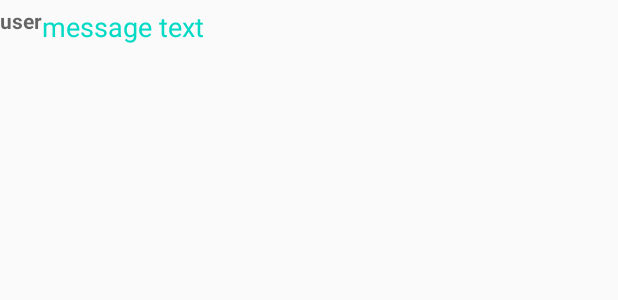
After one commit to ricardo-alonzo-ugalde-EE/Lab8, an Android app: the layout message.xml on its own in the app's theme, with its tools: preview values and no code run, on a phone screen of 412 x 824 dp. The commit adds this screen. Shown: the top 300 px of the screen. Run offline under Robolectric (Android 15) with nearby library versions, the phone set to English and light mode, and no system bars.

Commit message:
message system buggy but functional. users not showing up.

```diff
--- a/app/build.gradle
+++ b/app/build.gradle
@@ -62,4 +62,6 @@ dependencies {
     testImplementation 'junit:junit:4.12'
     androidTestImplementation 'androidx.test.ext:junit:1.1.2'
     androidTestImplementation 'androidx.test.espresso:espresso-core:3.3.0'
+
+    implementation 'com.firebaseui:firebase-ui:0.6.0'
 }
--- a/app/src/main/AndroidManifest.xml
+++ b/app/src/main/AndroidManifest.xml
@@ -17,7 +17,7 @@
         android:roundIcon="@mipmap/ic_launcher_round"
         android:supportsRtl="true"
         android:theme="@style/AppTheme">
-        <activity android:name=".ChatWindow"></activity>
+        <activity android:name=".PostMessage"></activity>
 
         <meta-data
             android:name="com.google.android.geo.API_KEY"
--- a/app/src/main/java/com/example/lab7/HomeActivity.java
+++ b/app/src/main/java/com/example/lab7/HomeActivity.java
@@ -400,7 +400,7 @@ public class HomeActivity extends AppCompatActivity implements OnMapReadyCallbac
 
     public void openNewActivity(View view)
     {
-        Intent intent = new Intent(this, ChatWindow.class);
+        Intent intent = new Intent(this, PostMessage.class);
         startActivity(intent);
     }
 }
--- a/app/src/main/res/layout/activity_main.xml
+++ b/app/src/main/res/layout/activity_main.xml
@@ -6,7 +6,7 @@
     android:layout_height="match_parent"
     tools:context=".MainActivity">
     <TextView
-        android:id="@+id/lab7text"
+        android:id="@+id/lab8text"
         android:textSize="22sp"
         app:layout_constraintVertical_bias=".4"
         app:layout_constraintLeft_toLeftOf="parent"
@@ -15,10 +15,10 @@
         app:layout_constraintBottom_toBottomOf="parent"
         android:layout_width="wrap_content"
         android:layout_height="wrap_content"
-        android:text="Lab7"
+        android:text="Lab 8"
         android:textColor="@color/offwhite"></TextView>
     <ImageView
-        app:layout_constraintTop_toBottomOf="@id/lab7text"
+        app:layout_constraintTop_toBottomOf="@id/lab8text"
         android:src="@drawable/lab_logo"
         app:layout_constraintLeft_toLeftOf="parent"
         app:layout_constraintRight_toRightOf="parent"
--- /dev/null
+++ b/app/src/main/res/layout/message.xml
@@ -0,0 +1,38 @@
+<?xml version="1.0" encoding="utf-8"?>
+<LinearLayout
+    xmlns:android="http://schemas.android.com/apk/res/android"
+    android:layout_width="match_parent"
+    android:layout_height="match_parent">
+
+    <TextView
+        android:id="@+id/message_user"
+        android:layout_width="wrap_content"
+        android:layout_height="wrap_content"
+        android:layout_alignParentStart="true"
+        android:layout_alignParentTop="true"
+        android:hint="user"
+        android:textColor="@android:color/black"
+        android:textStyle="bold" />
+
+    <TextView
+
+        android:layout_width="wrap_content"
+        android:textColor="@android:color/black"
+        android:layout_height="wrap_content"
+        android:layout_alignBottom="@+id/message_user"
+        android:layout_alignParentEnd="true"
+        android:id="@+id/message_time" />
+
+    <TextView
+        android:id="@+id/message_text"
+        android:layout_width="wrap_content"
+        android:layout_height="wrap_content"
+        android:layout_below="@+id/message_user"
+        android:layout_alignParentStart="true"
+        android:layout_marginTop="5dp"
+        android:hint="message text"
+        android:textColor="@android:color/black"
+        android:textColorHint="@color/colorAccent"
+        android:textSize="18sp" />
+
+</LinearLayout>
```
Also changed, not shown: app/src/main/java/com/example/lab7/ChatMessage.java (added, +54 -0 lines), app/src/main/java/com/example/lab7/ChatWindow.java (deleted, +0 -14 lines), app/src/main/java/com/example/lab7/PostMessage.java (added, +132 -0 lines), app/src/main/res/layout/activity_chat_window.xml (deleted, +0 -9 lines), app/src/main/res/layout/activity_home.xml (+6 -3 lines), app/src/main/res/layout/activity_post_message.xml (added, +46 -0 lines).
